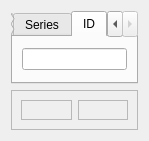
commontk/CTK, file Libs/DICOM/Widgets/Resources/UI/ctkDICOMQueryWidget.ui: the form before one commit.
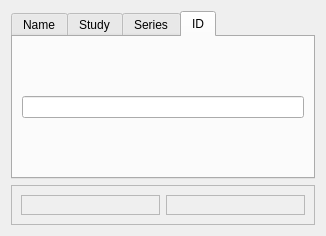
The form after the commit. The open tabs and pages were chosen to show the change. Custom widgets are drawn as their Qt base class.

Commit message:
Change to upper case member names in private impl
Change to follow the convention decided on at the NC Hackfest
for overriding the superclass conventions where needed.

http://www.commontk.org/index.php/Contributing_to_CTK#CTK_Coding_Style

Diff of the .ui file:
```diff
--- a/Libs/DICOM/Widgets/Resources/UI/ctkDICOMQueryWidget.ui
+++ b/Libs/DICOM/Widgets/Resources/UI/ctkDICOMQueryWidget.ui
@@ -6,8 +6,8 @@
    <rect>
     <x>0</x>
     <y>0</y>
-    <width>147</width>
-    <height>141</height>
+    <width>326</width>
+    <height>236</height>
    </rect>
   </property>
   <property name="windowTitle">
```
Left out of the diff: 12 changed lines with no effect on the pictures. The commit also changes 1 other file.
